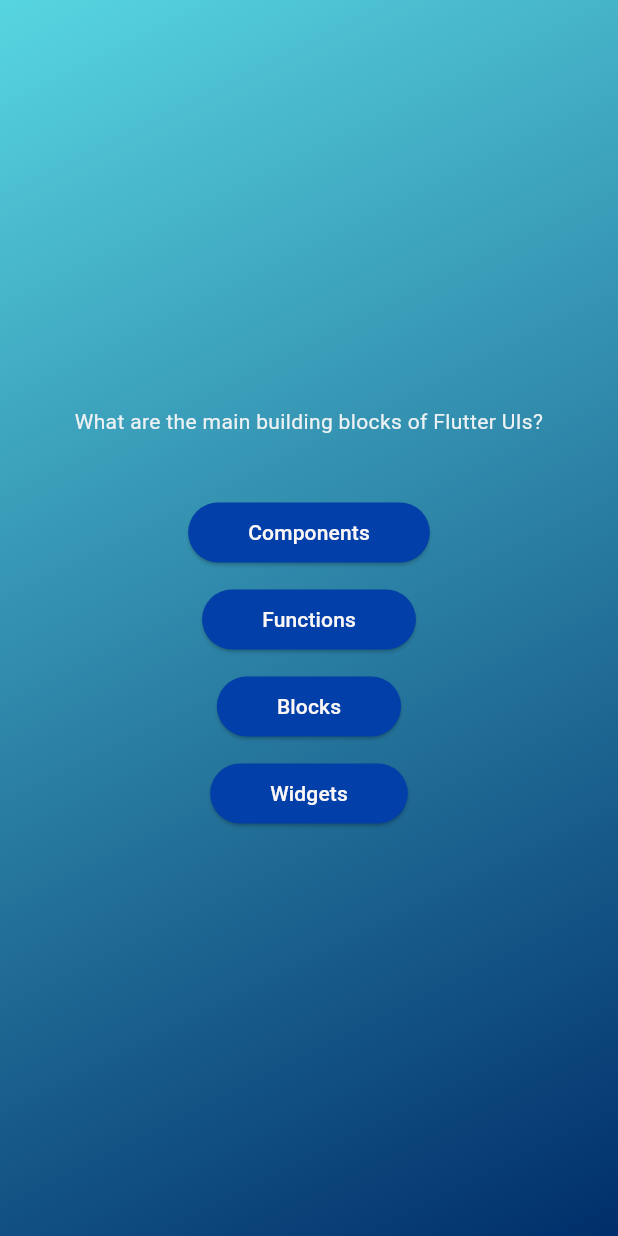
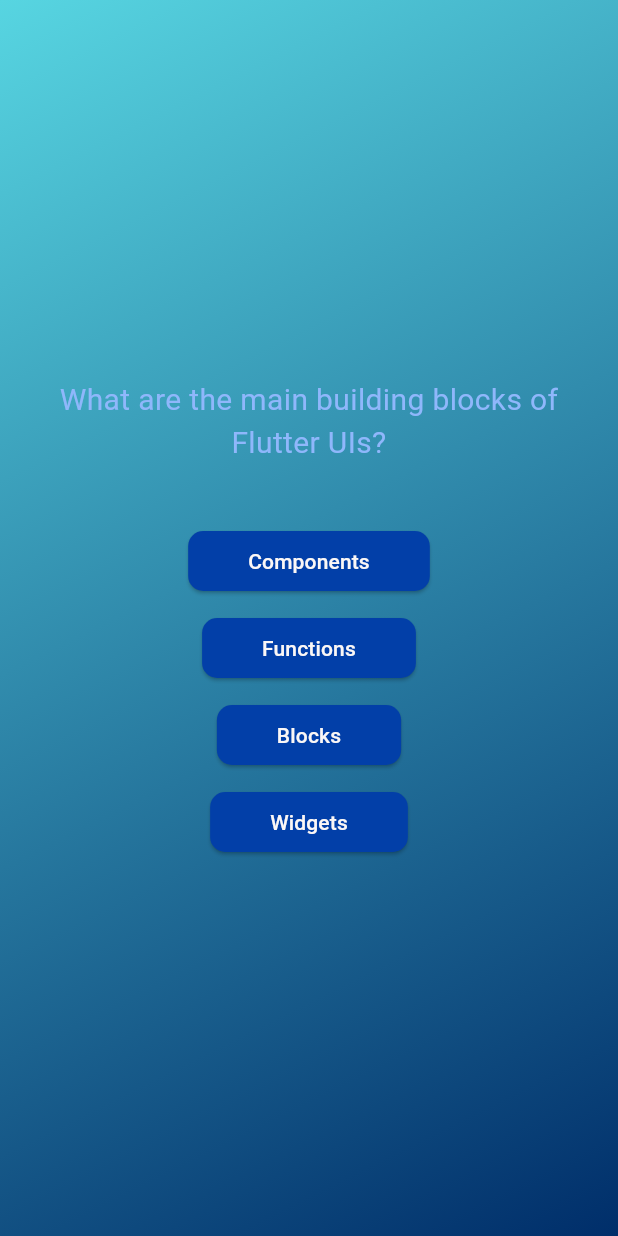
Before and after one commit to AaronPeterOcen/quiz_advanced_flutter, a Flutter app: the screen it shows after launch, after a tap on "Start quiz", on a phone screen of 412 x 824 dp. Run offline on Flutter 3.47's test engine with Material 3 defaults, Android fonts, the phone set to English and light mode, and no system bars; our stand-ins replace google_fonts.

Commit message:
using external font packages

```diff
--- a/lib/answer_button.dart
+++ b/lib/answer_button.dart
@@ -27,10 +27,13 @@
             backgroundColor: const Color.fromARGB(255, 2, 63, 168),
             foregroundColor: const Color.fromARGB(255, 251, 247, 246),
             shape: RoundedRectangleBorder(
-              borderRadius: BorderRadius.circular(20),
+              borderRadius: BorderRadius.circular(10),
             ),
           ),
-          child: Text(answerText),
+          child: Text(
+            answerText,
+            textAlign: TextAlign.center,
+          ),
         ),
       ],
     );
--- a/lib/questions_screen.dart
+++ b/lib/questions_screen.dart
@@ -1,4 +1,5 @@
 import 'package:flutter/material.dart';
+import 'package:google_fonts/google_fonts.dart';
 import 'package:quiz_advanced_flutter/answer_button.dart';
 import 'package:quiz_advanced_flutter/data/question_data.dart';
 
@@ -26,16 +27,17 @@
     return SizedBox(
       width: double.infinity,
       child: Container(
-        margin: EdgeInsets.all(20),
+        margin: const EdgeInsets.all(20),
         child: Column(
           mainAxisAlignment: MainAxisAlignment.center,
           crossAxisAlignment: CrossAxisAlignment.stretch,
           children: [
             Text(
               currentQuestion.text,
-              style: const TextStyle(
-                color: Color.fromARGB(255, 236, 241, 243),
-              ),
+              style: GoogleFonts.tiltWarp(
+                  color: Color.fromARGB(255, 143, 183, 251),
+                  // fontWeight: FontWeight.bold,
+                  fontSize: 20),
               textAlign: TextAlign.center,
             ),
             const SizedBox(height: 30),
--- a/lib/start_screen.dart
+++ b/lib/start_screen.dart
@@ -1,4 +1,5 @@
 import 'package:flutter/material.dart';
+import 'package:google_fonts/google_fonts.dart';
 
 class StartScreen extends StatelessWidget {
   // The constructor for the 'StartScreen' class.
@@ -30,13 +31,14 @@
           logoImg,
           //use sizedBox to add spacing between on screen items
           const SizedBox(
-            height: 80,
+            height: 70,
           ),
-          const Text(
+          Text(
             "Learn Flutter the fun way",
-            style: TextStyle(
-              color: Color.fromARGB(255, 198, 182, 182),
-              fontSize: 20,
+            style: GoogleFonts.tiltWarp(
+              color: Colors.blue,
+              fontSize: 25,
+              fontWeight: FontWeight.bold,
             ),
           ),
           const SizedBox(height: 30),
--- a/pubspec.yaml
+++ b/pubspec.yaml
@@ -34,6 +34,7 @@
   # The following adds the Cupertino Icons font to your application.
   # Use with the CupertinoIcons class for iOS style icons.
   cupertino_icons: ^1.0.6
+  google_fonts: ^6.2.1
 
 dev_dependencies:
   flutter_test:
```
Also changed, not shown: pubspec.lock, 1 other file.
